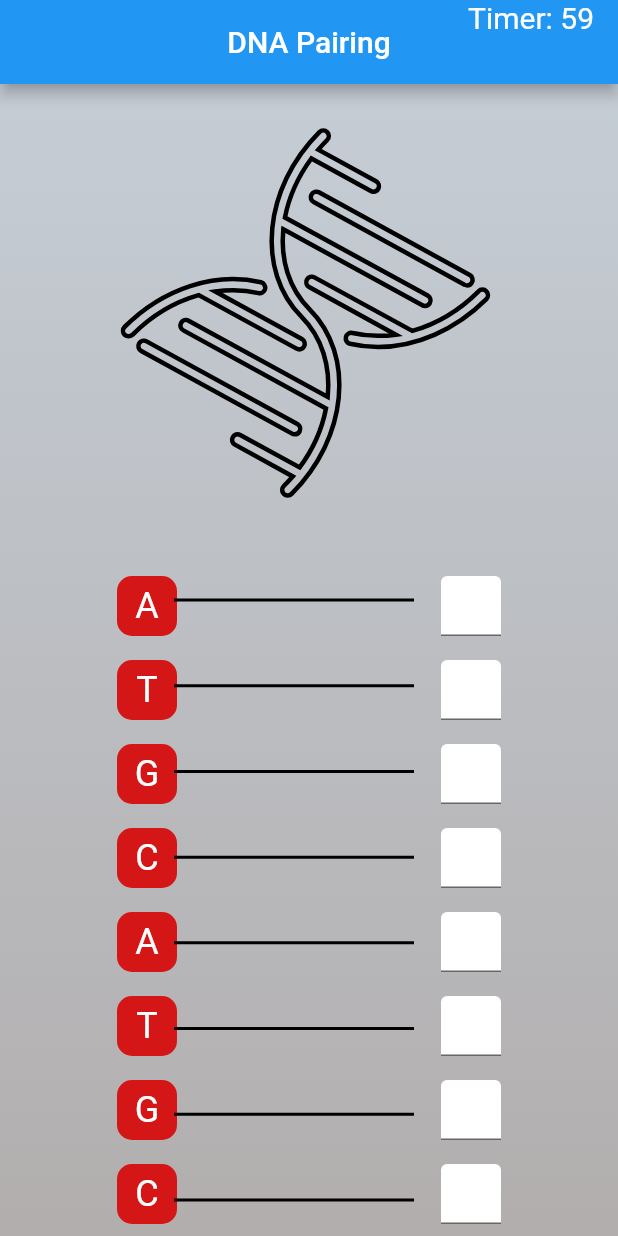
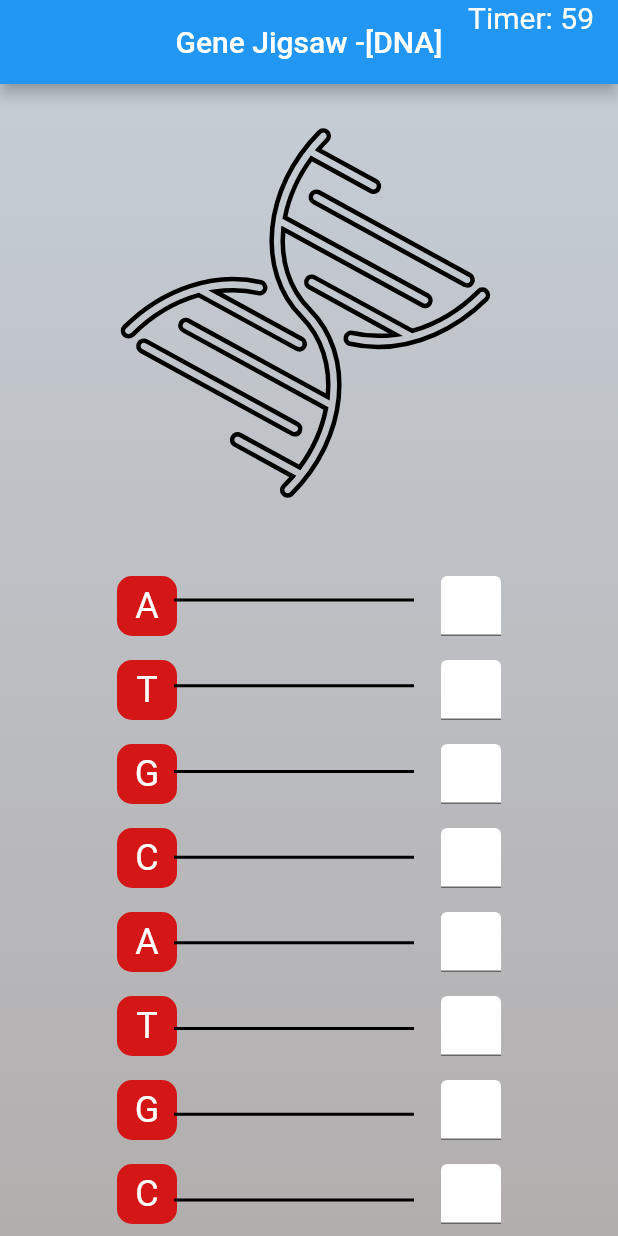
Before and after one commit to arpitguptagithub/IISER-Project-, a Flutter app: the DNAPairingPage screen opened directly, on a phone screen of 412 x 824 dp. Run offline on Flutter 3.47's test engine with Material 2 defaults, Android fonts, the light colour scheme and no system bars; our stand-ins replace lottie; missing offline and left inert: crossword.

Commit message:
final files

```diff
--- a/Buttons/lib/screens/level1.dart
+++ b/Buttons/lib/screens/level1.dart
@@ -197,7 +197,7 @@ class _CrosswordGridState extends State<CrosswordGrid> {
       appBar: AppBar(
         title: Padding(
           padding: const EdgeInsets.all(12.0),
-          child: Text('Crossword Puzzle'),
+          child: Text('Synthetic Saga'),
         ),
         centerTitle: true,
         actions: [
--- a/Buttons/lib/screens/level3.dart
+++ b/Buttons/lib/screens/level3.dart
@@ -133,7 +133,7 @@ class _RNAPairingPageState extends State<RNAPairingPage> {
   Widget build(BuildContext context) {
     return Scaffold(
       appBar: AppBar(
-        title: const Text('RNA Pairing'),
+        title: const Text('Gene Jigsaw - [RNA]'),
         centerTitle: true,
         actions: [
           Padding(
--- a/Buttons/lib/screens/level3part2.dart
+++ b/Buttons/lib/screens/level3part2.dart
@@ -106,7 +106,7 @@ class _MatchingPageState extends State<MatchingPage> {
   Widget build(BuildContext context) {
     return Scaffold(
       appBar: AppBar(
-          title: Text('Matching Game'),
+          title: Text('Genetic Blitz'),
           centerTitle: true,
           actions: [
             Padding(
--- a/Buttons/lib/screens/level4.dart
+++ b/Buttons/lib/screens/level4.dart
@@ -117,7 +117,7 @@ class _DNAPairingPageState extends State<DNAPairingPage> {
   Widget build(BuildContext context) {
     return Scaffold(
       appBar: AppBar(
-        title: const Text('DNA Pairing'),
+        title: const Text('Gene Jigsaw -[DNA]'),
         centerTitle: true,
         actions: [
           Padding(
--- a/Buttons/lib/screens/level5.dart
+++ b/Buttons/lib/screens/level5.dart
@@ -300,7 +300,7 @@ class _GuessTheImagePageState extends State<GuessTheImagePage> {
   Widget build(BuildContext context) {
     return Scaffold(
       appBar: AppBar(
-        title: Text('Guess the Image'),
+        title: Text('LexiPic'),
         centerTitle: true,
         actions: [
           Padding(
--- a/Buttons/lib/screens/pageofinstructions.dart
+++ b/Buttons/lib/screens/pageofinstructions.dart
@@ -37,6 +37,7 @@ class HelpSplashScreen extends StatelessWidget {
               Lottie.asset(imagePath, width: 200.0),
 
               Text(
+                textAlign: TextAlign.center,
                 text,
                 style: TextStyle(
                   fontWeight: FontWeight.bold,
```
